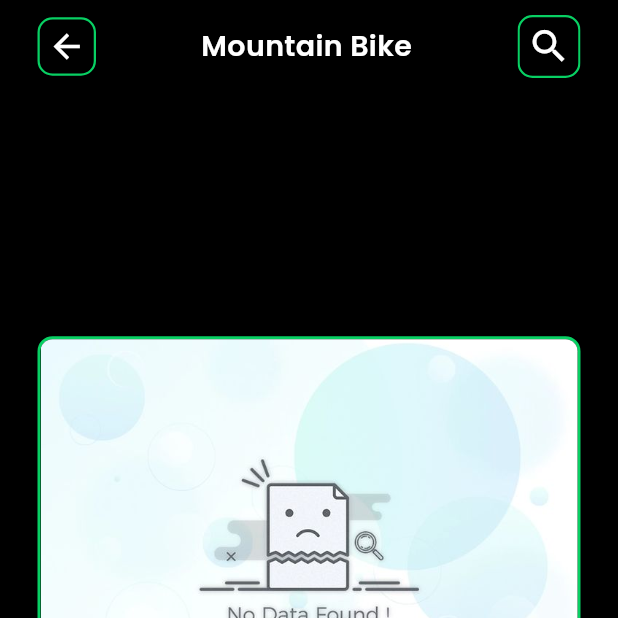
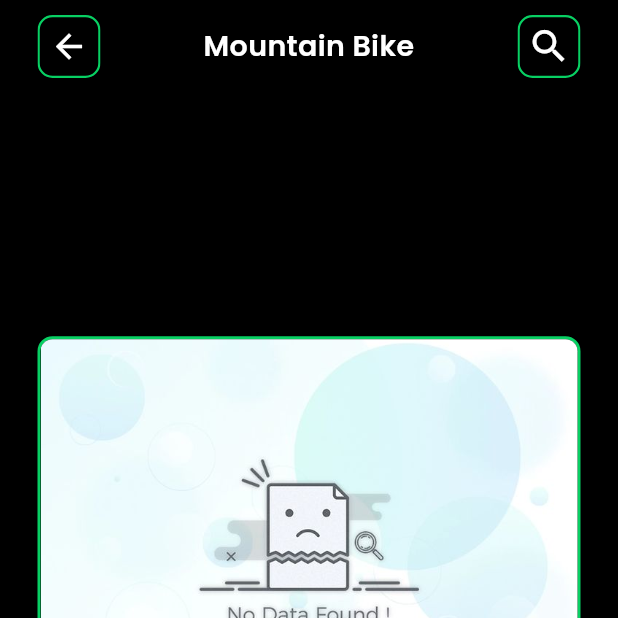
Before and after one commit to Adilcpgithub/nutra_nest, a Flutter app: the HomeScreen screen opened directly, after a tap on an icon or button, on a phone screen of 412 x 824 dp, the top half of it. Run offline on Flutter 3.47's test engine with Material 3 defaults, Android fonts, the phone set to English and light mode, and no system bars; our stand-ins replace animate_do, bloc, carousel_slider, cloud_firestore, country_code_picker, equatable and 7 more; missing offline and left inert: cloudinary_flutter, cloudinary_public, cloudinary_url_gen; accounts and stored records are empty; network calls fail.

Commit message:
web working in progress

```diff
--- /dev/null
+++ b/lib/Blocs/image_bloc/bloc/image_bloc.dart
@@ -0,0 +1,13 @@
+import 'package:bloc/bloc.dart';
+import 'package:equatable/equatable.dart';
+
+part 'image_event.dart';
+part 'image_state.dart';
+
+class ImageBloc extends Bloc<ImageEvent, ImageState> {
+  ImageBloc() : super(ImageInitial()) {
+    on<PageChangedEvent>((event, emit) {
+      emit(ImageIndexUpdated(event.currentIndex));
+    });
+  }
+}
--- /dev/null
+++ b/lib/Blocs/image_bloc/bloc/image_event.dart
@@ -0,0 +1,17 @@
+part of 'image_bloc.dart';
+
+class ImageEvent extends Equatable {
+  const ImageEvent();
+
+  @override
+  List<Object> get props => [];
+}
+
+class PageChangedEvent extends ImageEvent {
+  final int currentIndex;
+
+  const PageChangedEvent(this.currentIndex);
+
+  @override
+  List<Object> get props => [currentIndex];
+}
--- /dev/null
+++ b/lib/Blocs/image_bloc/bloc/image_state.dart
@@ -0,0 +1,19 @@
+part of 'image_bloc.dart';
+
+class ImageState extends Equatable {
+  const ImageState();
+
+  @override
+  List<Object> get props => [];
+}
+
+final class ImageInitial extends ImageState {}
+
+class ImageIndexUpdated extends ImageState {
+  final int currentIndex;
+
+  const ImageIndexUpdated(this.currentIndex);
+
+  @override
+  List<Object> get props => [currentIndex];
+}
--- a/lib/Screen/auth_screens/login_screen.dart
+++ b/lib/Screen/auth_screens/login_screen.dart
@@ -54,7 +54,6 @@ class _LoginScreenState extends State<LoginScreen> {
                       ? AutovalidateMode.onUserInteraction
                       : null,
                   child: Container(
-                    height: 480,
                     width: deviceWidth > 400 ? 600 : deviceWidth,
                     decoration: const BoxDecoration(
                       color: Color.fromARGB(255, 0, 0, 0),
@@ -248,6 +247,9 @@ class _LoginScreenState extends State<LoginScreen> {
                                 ),
                               ],
                             ),
+                          ),
+                          Container(
+                            height: 100,
                           )
                         ],
                       ),
--- a/lib/Screen/bottom_navigation/home_screen.dart
+++ b/lib/Screen/bottom_navigation/home_screen.dart
@@ -1,16 +1,12 @@
 import 'dart:developer';
-
 import 'package:animate_do/animate_do.dart';
 import 'package:flutter/material.dart';
-import 'package:flutter_bloc/flutter_bloc.dart';
 import 'package:google_fonts/google_fonts.dart';
-import 'package:nutra_nest/blocs/cycle_bloc/bloc/cycle_bloc.dart';
 import 'package:nutra_nest/screen/cycle_list_page.dart';
 import 'package:nutra_nest/utity/colors.dart';
 import 'package:nutra_nest/utity/navigation.dart';
 import 'package:nutra_nest/widgets/image_carousel.dart';
 import 'package:nutra_nest/widgets/textformfield.dart';
-import 'package:flutter_svg/flutter_svg.dart';
 
 class HomeScreen extends StatelessWidget {
   const HomeScreen({super.key});
@@ -22,7 +18,10 @@ class HomeScreen extends StatelessWidget {
       body: SafeArea(
         child: SingleChildScrollView(
           child: Padding(
-            padding: const EdgeInsets.symmetric(horizontal: 20),
+            padding: EdgeInsets.symmetric(
+                horizontal: isMobile(context)
+                    ? 20
+                    : MediaQuery.of(context).size.width / 4),
             child: Column(
               crossAxisAlignment: CrossAxisAlignment.start,
               children: [
@@ -38,6 +37,10 @@ class HomeScreen extends StatelessWidget {
       ),
     );
   }
+}
+
+bool isMobile(BuildContext context) {
+  return MediaQuery.of(context).size.width <= 600;
 }
 
 Widget _buildHeader() {
@@ -77,12 +80,10 @@ Widget _buildHeader() {
               child: Stack(
                 children: [
                   Container(
-                    height: 41,
-                    width: 41,
+                    height: 39,
+                    width: 39,
                     decoration: BoxDecoration(
-                      border: Border.all(
-                          width: 1.5, color: Color.fromARGB(54, 8, 208, 98)),
-                      color: const Color.fromARGB(148, 27, 94, 31),
+                      border: Border.all(width: 1.5, color: CustomColors.green),
                       borderRadius: BorderRadius.circular(10),
                     ),
                     child: const Padding(
@@ -94,14 +95,17 @@ Widget _buildHeader() {
                     top: -1,
                     right: 5,
                     child: Container(
+                      height: 30,
+                      decoration: BoxDecoration(
+                          color: CustomColors.green,
+                          shape: BoxShape.circle,
+                          // borderRadius: BorderRadius.circular(8),
+                          border:
+                              Border.all(width: 1, color: CustomColors.green)),
                       padding: const EdgeInsets.all(4),
-                      decoration: const BoxDecoration(
-                        color: CustomColors.green,
-                        shape: BoxShape.circle,
-                      ),
                       child: const Text(
                         '1',
-                        style: TextStyle(color: Colors.white),
+                        style: TextStyle(color: CustomColors.white),
                       ),
                     ),
                   )
--- a/lib/Screen/cycle_list_page.dart
+++ b/lib/Screen/cycle_list_page.dart
@@ -8,8 +8,11 @@ import 'package:flutter_bloc/flutter_bloc.dart';
 import 'package:google_fonts/google_fonts.dart';
 import 'package:nutra_nest/blocs/cycle_bloc/bloc/cycle_bloc.dart';
 import 'package:nutra_nest/blocs/search_bloc/bloc/search_bloc_bloc.dart';
+import 'package:nutra_nest/screen/product_details.dart';
 import 'package:nutra_nest/utity/card.dart';
 import 'package:nutra_nest/utity/colors.dart';
+import 'package:nutra_nest/utity/navigation.dart';
+import 'package:nutra_nest/widgets/icons_widget.dart';
 import 'package:nutra_nest/widgets/textformfield.dart';
 
 class CycleListPage extends StatefulWidget {
@@ -59,7 +62,7 @@ class _CycleListPageState extends State<CycleListPage> {
     return Row(
       mainAxisAlignment: MainAxisAlignment.spaceBetween,
       children: [
-        GestureDetector(
+        CustomIcon(
             onTap: () {
               Navigator.of(context).pop();
               final searchBarBloc = context.read<SearchBlocBloc>();
@@ -67,21 +70,8 @@ class _CycleListPageState extends State<CycleListPage> {
                 searchBarBloc.add(ToggleSearchBarEvent());
               }
             },
-          child: Container(
-            height: 39,
-            width: 39,
-            decoration: BoxDecoration(
-              color: CustomColors.black,
-              borderRadius: BorderRadius.circular(10),
-              border: Border.all(color: CustomColors.green, width: 1.5),
-            ),
-            child: const Icon(
-              Icons.arrow_back,
-              size: 26,
-              color: Colors.white,
-            ),
-          ),
-        ),
+            icon: Icons.arrow_back,
+            iconSize: 26),
         Expanded(
           child: Text(
             event.type,
@@ -93,36 +83,13 @@ class _CycleListPageState extends State<CycleListPage> {
             ),
           ),
         ),
-        Material(
-          color: Colors.transparent, // Keeps the background transparent
-          child: Ink(
-            decoration: BoxDecoration(
-              color: CustomColors.black,
-              borderRadius:
-                  BorderRadius.circular(10), // Match the rounded corners
-              border: Border.all(color: CustomColors.green, width: 1.5),
-            ),
-            child: InkWell(
-              borderRadius:
-                  BorderRadius.circular(10), // Match the border radius
-              splashColor: Colors.grey.withOpacity(0.3), // Splash effect
-              highlightColor: Colors.grey.withOpacity(0.1), // Highlight effect
+        CustomIcon(
             onTap: () {
               log('pressed');
               context.read<SearchBlocBloc>().add(ToggleSearchBarEvent());
             },
-              child: const SizedBox(
-                height: 39,
-                width: 39,
-                child: Icon(
-                  Icons.search,
-                  size: 29,
-                  color: Colors.white,
-                ),
-              ),
-            ),
-          ),
-        ),
+            icon: Icons.search,
+            iconSize: 29)
       ],
     );
   }
@@ -188,7 +155,10 @@ class _CycleListPageState extends State<CycleListPage> {
                       context: context,
                       id: cycle.id,
                       imagUrl: cycle.imageUrl[0],
-                      funtion: () {},
+                      funtion: () {
+                        log('dddd');
+                        CustomNavigation.push(context, ProductDetails());
+                      },
                       cycleName: cycle.name,
                       price: cycle.price,
                     ),
--- /dev/null
+++ b/lib/Widgets/icons_widget.dart
@@ -0,0 +1,42 @@
+import 'package:flutter/material.dart';
+import 'package:nutra_nest/utity/colors.dart';
+
+class CustomIcon extends StatelessWidget {
+  final VoidCallback onTap;
+  IconData? icon;
+  double? iconSize;
+  Widget? widget;
+  CustomIcon(
+      {super.key, required this.onTap, this.icon, this.iconSize, this.widget});
+
+  @override
+  Widget build(BuildContext context) {
+    return Material(
+      color: Colors.transparent,
+      child: Ink(
+        decoration: BoxDecoration(
+          color: CustomColors.black,
+          borderRadius: BorderRadius.circular(10),
+          border: Border.all(color: CustomColors.green, width: 1.5),
+        ),
+        child: InkWell(
+          borderRadius: BorderRadius.circular(10), // Match the border radius
+          splashColor: Colors.grey.withOpacity(0.3), // Splash effect
+          highlightColor: Colors.grey.withOpacity(0.1),
+          onTap: onTap,
+          child: SizedBox(
+            height: 39,
+            width: 39,
+            child: icon != null
+                ? Icon(
+                    icon,
+                    size: iconSize ?? 26,
+                    color: Colors.white,
+                  )
+                : widget ?? const SizedBox.shrink(),
+          ),
+        ),
+      ),
+    );
+  }
+}
--- a/lib/Widgets/textformfield.dart
+++ b/lib/Widgets/textformfield.dart
@@ -1,4 +1,5 @@
 import 'package:flutter/material.dart';
+import 'package:nutra_nest/utity/colors.dart';
 
 class CustomTextFormField extends StatelessWidget {
   final TextEditingController controller;
@@ -32,7 +33,6 @@ class CustomTextFormField extends StatelessWidget {
       padding: const EdgeInsets.symmetric(vertical: 8),
       child: Container(
         decoration: BoxDecoration(
-          color: Colors.grey[900],
           borderRadius: BorderRadius.circular(15),
         ),
         child: TextFormField(
@@ -44,28 +44,37 @@ class CustomTextFormField extends StatelessWidget {
           decoration: InputDecoration(
             floatingLabelBehavior: FloatingLabelBehavior.never,
             labelText: labelText,
-            labelStyle: const TextStyle(fontSize: 18, color: Colors.grey),
+            labelStyle: const TextStyle(
+                fontSize: 18, color: Color.fromARGB(160, 255, 255, 255)),
             hintText: hintText,
             prefixIcon: prefixIcon,
 
             errorText: errorText, // Show error text here
             border: OutlineInputBorder(
               borderRadius: BorderRadius.circular(10),
-              borderSide: BorderSide.none,
+              borderSide:
+                  const BorderSide(width: 1.5, color: CustomColors.green),
             ),
             enabledBorder: OutlineInputBorder(
               borderRadius: BorderRadius.circular(12),
-              borderSide: BorderSide(),
+              borderSide:
+                  const BorderSide(width: 1.5, color: CustomColors.green),
             ),
             focusedBorder: OutlineInputBorder(
               borderRadius: BorderRadius.circular(12),
+              borderSide:
+                  const BorderSide(width: 1.5, color: CustomColors.green),
             ),
             errorBorder: OutlineInputBorder(
               borderRadius: BorderRadius.circular(12),
+              borderSide:
+                  const BorderSide(width: 1.5, color: CustomColors.green),
               // Keep color same as enabled
             ),
             focusedErrorBorder: OutlineInputBorder(
               borderRadius: BorderRadius.circular(12),
+              borderSide:
+                  const BorderSide(width: 1.5, color: CustomColors.green),
             ),
           ),
           validator: validator,
--- a/lib/main.dart
+++ b/lib/main.dart
@@ -11,11 +11,12 @@ import 'package:nutra_nest/Blocs/Splash/bloc/splash_bloc.dart';
 import 'package:nutra_nest/auth/auth_service.dart';
 import 'package:nutra_nest/blocs/LoginBloc/bloc/profil_bloc/bloc/profil_bloc.dart';
 import 'package:nutra_nest/blocs/cycle_bloc/bloc/cycle_bloc.dart';
+import 'package:nutra_nest/blocs/image_bloc/bloc/image_bloc.dart';
 import 'package:nutra_nest/blocs/search_bloc/bloc/search_bloc_bloc.dart';
 import 'package:nutra_nest/blocs/signUp/bloc/sign_up_bloc.dart';
 import 'package:nutra_nest/screen/auth_screens/login_screen.dart';
 import 'package:nutra_nest/screen/bottom_navigation/bottom_navigation_screen.dart';
-import 'package:firebase_app_check/firebase_app_check.dart';
+import 'package:nutra_nest/screen/bottom_navigation/home_screen.dart';
 
 void main() async {
   // await FirebaseAppCheck.instance.activate(
@@ -24,44 +25,49 @@ void main() async {
   //  appleProvider: AppleProvider.appAttest,
   //);
   WidgetsFlutterBinding.ensureInitialized();
-  await Firebase.initializeApp();
-  await FirebaseAppCheck.instance.activate(
-    // webProvider: ReCaptchaV3Provider('recaptcha-v3-site-key'),
-    androidProvider: AndroidProvider.debug,
-    //  appleProvider: AppleProvider.appAttest,
-  );
-  // try {
-  //   if (kIsWeb) {
-  //     await Firebase.initializeApp(
-  //         options: const FirebaseOptions(
-  //             apiKey: "AIzaSyCPhgJ67PJp0-rEJPz82wFpAUVavdaV77M",
-  //             authDomain: "nutranest-a6417.firebaseapp.com",
-  //             projectId: "nutranest-a6417",
-  //             storageBucket: "nutranest-a6417.appspot.com",
-  //             messagingSenderId: "544605270040",
-  //             appId: "1:544605270040:web:ebe8021bc66785c5fc536d",
-  //             measurementId: "G-KEXM8FGNPN"));
-  //   } else {
-  await Firebase.initializeApp();
-  //   }
-  // } catch (e) {
-  //   // ignore: avoid_print
-  //   print("Firebase initialization error: $e");
-  // }
+  //await Firebase.initializeApp();
+  // await FirebaseAppCheck.instance.activate(
+  //   // webProvider: ReCaptchaV3Provider('recaptcha-v3-site-key'),
+  //   androidProvider: AndroidProvider.debug,
+  //   //  appleProvider: AppleProvider.appAttest,
+  // );
 
-  // ignore: deprecated_member_use
+  if (kIsWeb) {
+    await Firebase.initializeApp(
+        options: const FirebaseOptions(
+            apiKey: "AIzaSyCPhgJ67PJp0-rEJPz82wFpAUVavdaV77M",
+            authDomain: "nutranest-a6417.firebaseapp.com",
+            projectId: "nutranest-a6417",
+            storageBucket: "nutranest-a6417.appspot.com",
+            messagingSenderId: "544605270040",
+            appId: "1:544605270040:web:ebe8021bc66785c5fc536d",
+            measurementId: "G-KEXM8FGNPN"));
+  } else {
+    await Firebase.initializeApp();
+  }
 
-  runApp(const MyWidget());
+  runApp(const MyApp());
 }
 
-class MyWidget extends StatefulWidget {
-  const MyWidget({super.key});
+class ss extends StatelessWidget {
+  const ss({super.key});
 
   @override
-  State<MyWidget> createState() => _MyWidgetState();
+  Widget build(BuildContext context) {
+    return MaterialApp(
+      home: Scaffold(body: HomeScreen()),
+    );
+  }
 }
 
-class _MyWidgetState extends State<MyWidget> {
+class MyApp extends StatefulWidget {
+  const MyApp({super.key});
+
+  @override
+  State<MyApp> createState() => _MyWidgetState();
+}
+
+class _MyWidgetState extends State<MyApp> {
   bool status = false;
   @override
   void initState() {
@@ -90,6 +96,7 @@ class _MyWidgetState extends State<MyWidget> {
           BlocProvider(create: (context) => ProfilBloc()),
           BlocProvider(create: (context) => CycleBloc()),
           BlocProvider(create: (context) => SearchBlocBloc()),
+          BlocProvider(create: (context) => ImageBloc()),
         ],
         child: MaterialApp(
           theme: ThemeData(
--- a/lib/utity/colors.dart
+++ b/lib/utity/colors.dart
@@ -4,4 +4,5 @@ class CustomColors {
   static const green = Color(0xFF08D063);
   static const black = Colors.black;
   static const white = Colors.white;
+  static const gray = Color.fromARGB(231, 255, 255, 255);
 }
--- a/pubspec.yaml
+++ b/pubspec.yaml
@@ -57,6 +57,7 @@ dependencies:
   cached_network_image: ^3.4.1
   font_awesome_flutter: ^10.8.0
   flutter_svg: ^2.0.15
+  firebase_core_web: ^2.19.0
 
 dev_dependencies:
   flutter_test:
```
Also changed, not shown: lib/Screen/auth_screens/sign_up_screen.dart (+8 -3 lines), lib/Screen/bottom_navigation/account_screen.dart (+50 -67 lines), lib/Screen/bottom_navigation/bottom_navigation_screen.dart (+8 -1 lines), lib/Screen/product_details.dart (added, +164 -0 lines), lib/Widgets/custom_textbutton.dart (+7 -3 lines), lib/utity/card.dart (+9 -10 lines), pubspec.lock. Lines whose indentation alone changed are shown as unchanged.
